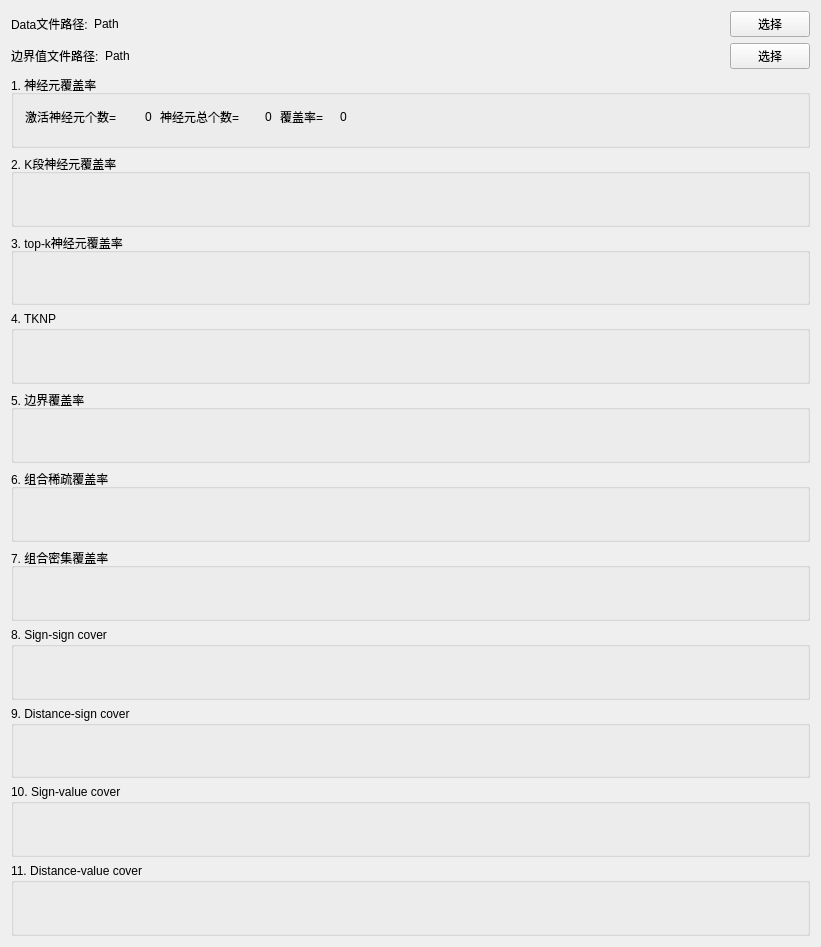
First picture: the form in widget.ui, repository thesola/shixun_2018_12, before the edit.
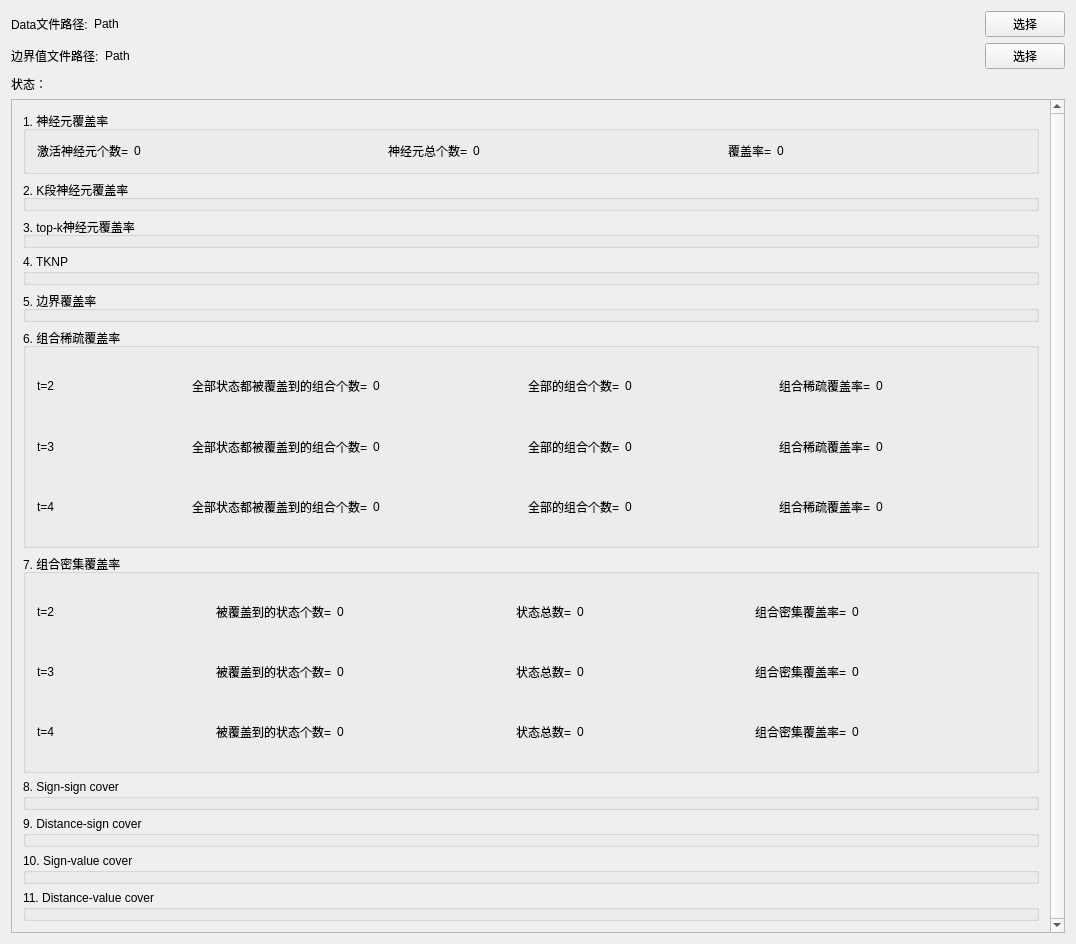
Second picture: the form after the edit.

Diff of the .ui file:
```diff
--- a/widget.ui
+++ b/widget.ui
@@ -6,14 +6,14 @@
    <rect>
     <x>0</x>
     <y>0</y>
-    <width>821</width>
-    <height>947</height>
+    <width>1076</width>
+    <height>944</height>
    </rect>
   </property>
   <property name="windowTitle">
    <string>覆盖率计算</string>
   </property>
-  <layout class="QVBoxLayout" name="verticalLayout_2">
+  <layout class="QVBoxLayout" name="verticalLayout_3">
    <item>
     <layout class="QVBoxLayout" name="verticalLayout">
      <item>
@@ -90,22 +90,58 @@
        </item>
       </layout>
      </item>
-    </layout>
-   </item>
+     <item>
+      <layout class="QHBoxLayout" name="horizontalLayout_7">
+       <item>
+        <widget class="QLabel" name="label_18">
+         <property name="text">
+          <string>状态：</string>
+         </property>
+        </widget>
+       </item>
+       <item>
+        <widget class="QLabel" name="lb_status">
+         <property name="sizePolicy">
+          <sizepolicy hsizetype="Expanding" vsizetype="Preferred">
+           <horstretch>0</horstretch>
+           <verstretch>0</verstretch>
+          </sizepolicy>
+         </property>
+         <property name="text">
+          <string/>
+         </property>
+        </widget>
+       </item>
+      </layout>
+     </item>
+    </layout>
+   </item>
+   <item>
+    <widget class="QScrollArea" name="scrollArea">
+     <property name="verticalScrollBarPolicy">
+      <enum>Qt::ScrollBarAlwaysOn</enum>
+     </property>
+     <property name="widgetResizable">
+      <bool>true</bool>
+     </property>
+     <widget class="QWidget" name="scrollAreaWidgetContents">
+      <property name="geometry">
+       <rect>
+        <x>0</x>
+        <y>0</y>
+        <width>1035</width>
+        <height>828</height>
+       </rect>
+      </property>
+      <layout class="QVBoxLayout" name="verticalLayout_4">
    <item>
     <widget class="QGroupBox" name="groupBox">
      <property name="title">
       <string>1. 神经元覆盖率</string>
      </property>
+         <layout class="QHBoxLayout" name="horizontalLayout_3">
+          <item>
      <widget class="QLabel" name="label_3">
-      <property name="geometry">
-       <rect>
-        <x>14</x>
-        <y>34</y>
-        <width>113</width>
-        <height>16</height>
-       </rect>
-      </property>
       <property name="sizePolicy">
        <sizepolicy hsizetype="Fixed" vsizetype="Preferred">
         <horstretch>0</horstretch>
@@ -116,28 +152,16 @@
        <string>激活神经元个数=</string>
       </property>
      </widget>
+          </item>
+          <item>
      <widget class="QLabel" name="lb_cal1_active">
-      <property name="geometry">
-       <rect>
-        <x>134</x>
-        <y>34</y>
-        <width>16</width>
-        <height>16</height>
-       </rect>
-      </property>
       <property name="text">
        <string>0</string>
       </property>
      </widget>
+          </item>
+          <item>
      <widget class="QLabel" name="label_4">
-      <property name="geometry">
-       <rect>
-        <x>149</x>
-        <y>34</y>
-        <width>98</width>
-        <height>16</height>
-       </rect>
-      </property>
       <property name="sizePolicy">
        <sizepolicy hsizetype="Fixed" vsizetype="Preferred">
         <horstretch>0</horstretch>
@@ -148,28 +172,16 @@
        <string>神经元总个数=</string>
       </property>
      </widget>
+          </item>
+          <item>
      <widget class="QLabel" name="lb_cal1_n">
-      <property name="geometry">
-       <rect>
-        <x>254</x>
-        <y>34</y>
-        <width>16</width>
-        <height>16</height>
-       </rect>
-      </property>
       <property name="text">
        <string>0</string>
       </property>
      </widget>
+          </item>
+          <item>
      <widget class="QLabel" name="label_2">
-      <property name="geometry">
-       <rect>
-        <x>269</x>
-        <y>34</y>
-        <width>53</width>
-        <height>16</height>
-       </rect>
-      </property>
       <property name="sizePolicy">
        <sizepolicy hsizetype="Fixed" vsizetype="Preferred">
         <horstretch>0</horstretch>
@@ -180,15 +192,9 @@
        <string>覆盖率=</string>
       </property>
      </widget>
+          </item>
+          <item>
      <widget class="QLabel" name="lb_cal1_rate">
-      <property name="geometry">
-       <rect>
-        <x>329</x>
-        <y>34</y>
-        <width>16</width>
-        <height>16</height>
-       </rect>
-      </property>
       <property name="text">
        <string>0</string>
       </property>
@@ -196,6 +202,8 @@
        <set>Qt::AlignLeading|Qt::AlignLeft|Qt::AlignVCenter</set>
       </property>
      </widget>
+          </item>
+         </layout>
     </widget>
    </item>
    <item>
@@ -231,6 +239,248 @@
      <property name="title">
       <string>6. 组合稀疏覆盖率</string>
      </property>
+         <layout class="QVBoxLayout" name="verticalLayout_5">
+          <item>
+           <layout class="QHBoxLayout" name="horizontalLayout_6">
+            <item>
+             <widget class="QLabel" name="label_14">
+              <property name="sizePolicy">
+               <sizepolicy hsizetype="Preferred" vsizetype="Expanding">
+                <horstretch>0</horstretch>
+                <verstretch>0</verstretch>
+               </sizepolicy>
+              </property>
+              <property name="text">
+               <string>t=2</string>
+              </property>
+             </widget>
+            </item>
+            <item>
+             <widget class="QLabel" name="label_15">
+              <property name="sizePolicy">
+               <sizepolicy hsizetype="Fixed" vsizetype="Preferred">
+                <horstretch>0</horstretch>
+                <verstretch>0</verstretch>
+               </sizepolicy>
+              </property>
+              <property name="text">
+               <string>全部状态都被覆盖到的组合个数=</string>
+              </property>
+             </widget>
+            </item>
+            <item>
+             <widget class="QLabel" name="lb_cal6_t2_nr_fz">
+              <property name="text">
+               <string>0</string>
+              </property>
+             </widget>
+            </item>
+            <item>
+             <widget class="QLabel" name="label_16">
+              <property name="sizePolicy">
+               <sizepolicy hsizetype="Fixed" vsizetype="Preferred">
+                <horstretch>0</horstretch>
+                <verstretch>0</verstretch>
+               </sizepolicy>
+              </property>
+              <property name="text">
+               <string>全部的组合个数=</string>
+              </property>
+             </widget>
+            </item>
+            <item>
+             <widget class="QLabel" name="lb_cal6_t2_nr_fm">
+              <property name="text">
+               <string>0</string>
+              </property>
+             </widget>
+            </item>
+            <item>
+             <widget class="QLabel" name="label_17">
+              <property name="sizePolicy">
+               <sizepolicy hsizetype="Fixed" vsizetype="Preferred">
+                <horstretch>0</horstretch>
+                <verstretch>0</verstretch>
+               </sizepolicy>
+              </property>
+              <property name="text">
+               <string>组合稀疏覆盖率=</string>
+              </property>
+             </widget>
+            </item>
+            <item>
+             <widget class="QLabel" name="lb_cal6_t2_nr_rate">
+              <property name="text">
+               <string>0</string>
+              </property>
+              <property name="alignment">
+               <set>Qt::AlignLeading|Qt::AlignLeft|Qt::AlignVCenter</set>
+              </property>
+             </widget>
+            </item>
+           </layout>
+          </item>
+          <item>
+           <layout class="QHBoxLayout" name="horizontalLayout_4">
+            <item>
+             <widget class="QLabel" name="label_9">
+              <property name="sizePolicy">
+               <sizepolicy hsizetype="Preferred" vsizetype="Expanding">
+                <horstretch>0</horstretch>
+                <verstretch>0</verstretch>
+               </sizepolicy>
+              </property>
+              <property name="text">
+               <string>t=3</string>
+              </property>
+             </widget>
+            </item>
+            <item>
+             <widget class="QLabel" name="label_8">
+              <property name="sizePolicy">
+               <sizepolicy hsizetype="Fixed" vsizetype="Preferred">
+                <horstretch>0</horstretch>
+                <verstretch>0</verstretch>
+               </sizepolicy>
+              </property>
+              <property name="text">
+               <string>全部状态都被覆盖到的组合个数=</string>
+              </property>
+             </widget>
+            </item>
+            <item>
+             <widget class="QLabel" name="lb_cal6_t3_nr_fz">
+              <property name="text">
+               <string>0</string>
+              </property>
+             </widget>
+            </item>
+            <item>
+             <widget class="QLabel" name="label_6">
+              <property name="sizePolicy">
+               <sizepolicy hsizetype="Fixed" vsizetype="Preferred">
+                <horstretch>0</horstretch>
+                <verstretch>0</verstretch>
+               </sizepolicy>
+              </property>
+              <property name="text">
+               <string>全部的组合个数=</string>
+              </property>
+             </widget>
+            </item>
+            <item>
+             <widget class="QLabel" name="lb_cal6_t3_nr_fm">
+              <property name="text">
+               <string>0</string>
+              </property>
+             </widget>
+            </item>
+            <item>
+             <widget class="QLabel" name="label_7">
+              <property name="sizePolicy">
+               <sizepolicy hsizetype="Fixed" vsizetype="Preferred">
+                <horstretch>0</horstretch>
+                <verstretch>0</verstretch>
+               </sizepolicy>
+              </property>
+              <property name="text">
+               <string>组合稀疏覆盖率=</string>
+              </property>
+             </widget>
+            </item>
+            <item>
+             <widget class="QLabel" name="lb_cal6_t3_nr_rate">
+              <property name="text">
+               <string>0</string>
+              </property>
+              <property name="alignment">
+               <set>Qt::AlignLeading|Qt::AlignLeft|Qt::AlignVCenter</set>
+              </property>
+             </widget>
+            </item>
+           </layout>
+          </item>
+          <item>
+           <layout class="QHBoxLayout" name="horizontalLayout_5">
+            <item>
+             <widget class="QLabel" name="label_10">
+              <property name="sizePolicy">
+               <sizepolicy hsizetype="Preferred" vsizetype="Expanding">
+                <horstretch>0</horstretch>
+                <verstretch>0</verstretch>
+               </sizepolicy>
+              </property>
+              <property name="text">
+               <string>t=4</string>
+              </property>
+             </widget>
+            </item>
+            <item>
+             <widget class="QLabel" name="label_11">
+              <property name="sizePolicy">
+               <sizepolicy hsizetype="Fixed" vsizetype="Preferred">
+                <horstretch>0</horstretch>
+                <verstretch>0</verstretch>
+               </sizepolicy>
+              </property>
+              <property name="text">
+               <string>全部状态都被覆盖到的组合个数=</string>
+              </property>
+             </widget>
+            </item>
+            <item>
+             <widget class="QLabel" name="lb_cal6_t4_nr_fz">
+              <property name="text">
+               <string>0</string>
+              </property>
+             </widget>
+            </item>
+            <item>
+             <widget class="QLabel" name="label_12">
+              <property name="sizePolicy">
+               <sizepolicy hsizetype="Fixed" vsizetype="Preferred">
+                <horstretch>0</horstretch>
+                <verstretch>0</verstretch>
+               </sizepolicy>
+              </property>
+              <property name="text">
+               <string>全部的组合个数=</string>
+              </property>
+             </widget>
+            </item>
+            <item>
+             <widget class="QLabel" name="lb_cal6_t4_nr_fm">
+              <property name="text">
+               <string>0</string>
+              </property>
+             </widget>
+            </item>
+            <item>
+             <widget class="QLabel" name="label_13">
+              <property name="sizePolicy">
+               <sizepolicy hsizetype="Fixed" vsizetype="Preferred">
+                <horstretch>0</horstretch>
+                <verstretch>0</verstretch>
+               </sizepolicy>
+              </property>
+              <property name="text">
+               <string>组合稀疏覆盖率=</string>
+              </property>
+             </widget>
+            </item>
+            <item>
+             <widget class="QLabel" name="lb_cal6_t4_nr_rate">
+              <property name="text">
+               <string>0</string>
+              </property>
+              <property name="alignment">
+               <set>Qt::AlignLeading|Qt::AlignLeft|Qt::AlignVCenter</set>
+              </property>
+             </widget>
+            </item>
+           </layout>
+          </item>
+         </layout>
     </widget>
    </item>
    <item>
@@ -238,6 +488,248 @@
      <property name="title">
       <string>7. 组合密集覆盖率</string>
      </property>
+         <layout class="QVBoxLayout" name="verticalLayout_2">
+          <item>
+           <layout class="QHBoxLayout" name="horizontalLayout_9">
+            <item>
+             <widget class="QLabel" name="label_23">
+              <property name="sizePolicy">
+               <sizepolicy hsizetype="Preferred" vsizetype="Expanding">
+                <horstretch>0</horstretch>
+                <verstretch>0</verstretch>
+               </sizepolicy>
+              </property>
+              <property name="text">
+               <string>t=2</string>
+              </property>
+             </widget>
+            </item>
+            <item>
+             <widget class="QLabel" name="label_24">
+              <property name="sizePolicy">
+               <sizepolicy hsizetype="Fixed" vsizetype="Preferred">
+                <horstretch>0</horstretch>
+                <verstretch>0</verstretch>
+               </sizepolicy>
+              </property>
+              <property name="text">
+               <string>被覆盖到的状态个数=</string>
+              </property>
+             </widget>
+            </item>
+            <item>
+             <widget class="QLabel" name="lb_cal7_t2_nr_fz">
+              <property name="text">
+               <string>0</string>
+              </property>
+             </widget>
+            </item>
+            <item>
+             <widget class="QLabel" name="label_25">
+              <property name="sizePolicy">
+               <sizepolicy hsizetype="Fixed" vsizetype="Preferred">
+                <horstretch>0</horstretch>
+                <verstretch>0</verstretch>
+               </sizepolicy>
+              </property>
+              <property name="text">
+               <string>状态总数=</string>
+              </property>
+             </widget>
+            </item>
+            <item>
+             <widget class="QLabel" name="lb_cal7_t2_nr_fm">
+              <property name="text">
+               <string>0</string>
+              </property>
+             </widget>
+            </item>
+            <item>
+             <widget class="QLabel" name="label_26">
+              <property name="sizePolicy">
+               <sizepolicy hsizetype="Fixed" vsizetype="Preferred">
+                <horstretch>0</horstretch>
+                <verstretch>0</verstretch>
+               </sizepolicy>
+              </property>
+              <property name="text">
+               <string>组合密集覆盖率=</string>
+              </property>
+             </widget>
+            </item>
+            <item>
+             <widget class="QLabel" name="lb_cal7_t2_nr_rate">
+              <property name="text">
+               <string>0</string>
+              </property>
+              <property name="alignment">
+               <set>Qt::AlignLeading|Qt::AlignLeft|Qt::AlignVCenter</set>
+              </property>
+             </widget>
+            </item>
+           </layout>
+          </item>
+          <item>
+           <layout class="QHBoxLayout" name="horizontalLayout_10">
+            <item>
+             <widget class="QLabel" name="label_27">
+              <property name="sizePolicy">
+               <sizepolicy hsizetype="Preferred" vsizetype="Expanding">
+                <horstretch>0</horstretch>
+                <verstretch>0</verstretch>
+               </sizepolicy>
+              </property>
+              <property name="text">
+               <string>t=3</string>
+              </property>
+             </widget>
+            </item>
+            <item>
+             <widget class="QLabel" name="label_28">
+              <property name="sizePolicy">
+               <sizepolicy hsizetype="Fixed" vsizetype="Preferred">
+                <horstretch>0</horstretch>
+                <verstretch>0</verstretch>
+               </sizepolicy>
+              </property>
+              <property name="text">
+               <string>被覆盖到的状态个数=</string>
+              </property>
+             </widget>
+            </item>
+            <item>
+             <widget class="QLabel" name="lb_cal7_t3_nr_fz">
+              <property name="text">
+               <string>0</string>
+              </property>
+             </widget>
+            </item>
+            <item>
+             <widget class="QLabel" name="label_29">
+              <property name="sizePolicy">
+               <sizepolicy hsizetype="Fixed" vsizetype="Preferred">
+                <horstretch>0</horstretch>
+                <verstretch>0</verstretch>
+               </sizepolicy>
+              </property>
+              <property name="text">
+               <string>状态总数=</string>
+              </property>
+             </widget>
+            </item>
+            <item>
+             <widget class="QLabel" name="lb_cal7_t3_nr_fm">
+              <property name="text">
+               <string>0</string>
+              </property>
+             </widget>
+            </item>
+            <item>
+             <widget class="QLabel" name="label_30">
+              <property name="sizePolicy">
+               <sizepolicy hsizetype="Fixed" vsizetype="Preferred">
+                <horstretch>0</horstretch>
+                <verstretch>0</verstretch>
+               </sizepolicy>
+              </property>
+              <property name="text">
+               <string>组合密集覆盖率=</string>
+              </property>
+             </widget>
+            </item>
+            <item>
+             <widget class="QLabel" name="lb_cal7_t3_nr_rate">
+              <property name="text">
+               <string>0</string>
+              </property>
+              <property name="alignment">
+               <set>Qt::AlignLeading|Qt::AlignLeft|Qt::AlignVCenter</set>
+              </property>
+             </widget>
+            </item>
+           </layout>
+          </item>
+          <item>
+           <layout class="QHBoxLayout" name="horizontalLayout_8">
+            <item>
+             <widget class="QLabel" name="label_19">
+              <property name="sizePolicy">
+               <sizepolicy hsizetype="Preferred" vsizetype="Expanding">
+                <horstretch>0</horstretch>
+                <verstretch>0</verstretch>
+               </sizepolicy>
+              </property>
+              <property name="text">
+               <string>t=4</string>
+              </property>
+             </widget>
+            </item>
+            <item>
+             <widget class="QLabel" name="label_20">
+              <property name="sizePolicy">
+               <sizepolicy hsizetype="Fixed" vsizetype="Preferred">
+                <horstretch>0</horstretch>
+                <verstretch>0</verstretch>
+               </sizepolicy>
+              </property>
+              <property name="text">
+               <string>被覆盖到的状态个数=</string>
+              </property>
+             </widget>
+            </item>
+            <item>
+             <widget class="QLabel" name="lb_cal7_t4_nr_fz">
+              <property name="text">
+               <string>0</string>
+              </property>
+             </widget>
+            </item>
+            <item>
+             <widget class="QLabel" name="label_21">
+              <property name="sizePolicy">
+               <sizepolicy hsizetype="Fixed" vsizetype="Preferred">
+                <horstretch>0</horstretch>
+                <verstretch>0</verstretch>
+               </sizepolicy>
+              </property>
+              <property name="text">
+               <string>状态总数=</string>
+              </property>
+             </widget>
+            </item>
+            <item>
+             <widget class="QLabel" name="lb_cal7_t4_nr_fm">
+              <property name="text">
+               <string>0</string>
+              </property>
+             </widget>
+            </item>
+            <item>
+             <widget class="QLabel" name="label_22">
+              <property name="sizePolicy">
+               <sizepolicy hsizetype="Fixed" vsizetype="Preferred">
+                <horstretch>0</horstretch>
+                <verstretch>0</verstretch>
+               </sizepolicy>
+              </property>
+              <property name="text">
+               <string>组合密集覆盖率=</string>
+              </property>
+             </widget>
+            </item>
+            <item>
+             <widget class="QLabel" name="lb_cal7_t4_nr_rate">
+              <property name="text">
+               <string>0</string>
+              </property>
+              <property name="alignment">
+               <set>Qt::AlignLeading|Qt::AlignLeft|Qt::AlignVCenter</set>
+              </property>
+             </widget>
+            </item>
+           </layout>
+          </item>
+         </layout>
     </widget>
    </item>
    <item>
@@ -266,6 +758,10 @@
      <property name="title">
       <string>11. Distance-value cover</string>
      </property>
+        </widget>
+       </item>
+      </layout>
+     </widget>
     </widget>
    </item>
   </layout>
```
Lines whose indentation alone changed are shown as unchanged.
